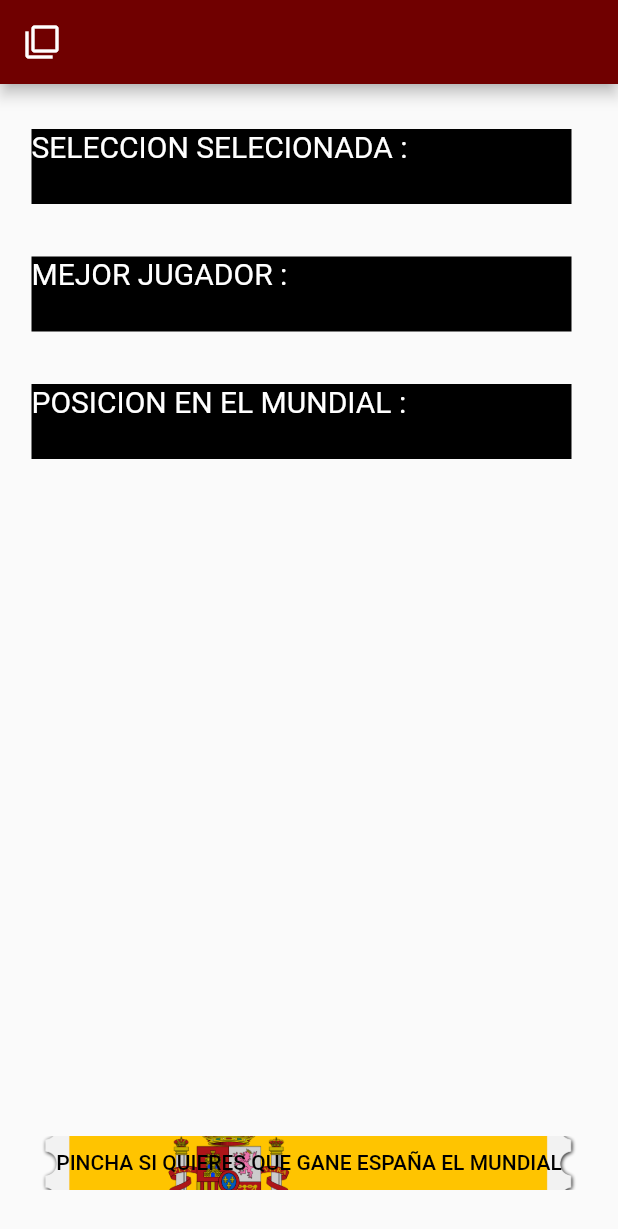
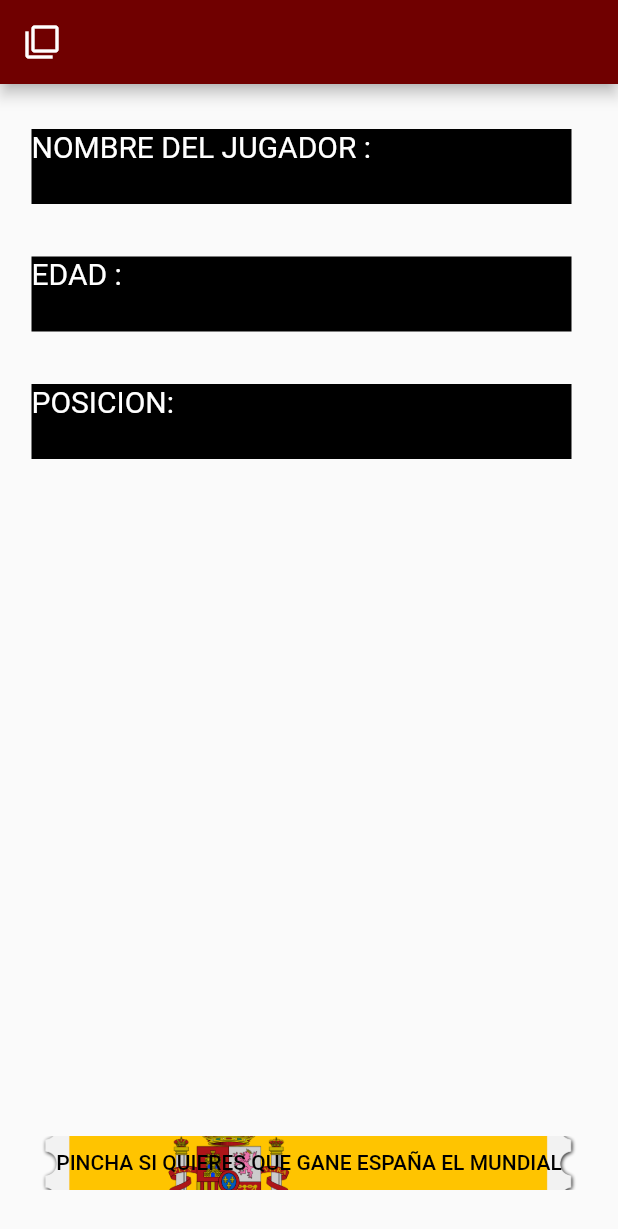
Before and after one commit to gaazpio/A-adirJugadores-Chat, a Flutter app: the InsideList screen opened by its route, on a phone screen of 412 x 824 dp. Shown: the top 1229 px of the screen. Run offline on Flutter 3.47's test engine with Material 2 defaults, Android fonts, the phone set to English and light mode, and no system bars; our stand-ins replace cloud_firestore, firebase_auth, firebase_core; accounts and stored records are empty.

Commit message:
quedan ultimos estilos y acabado

```diff
--- a/lib/src/custom_views/InsideList.dart
+++ b/lib/src/custom_views/InsideList.dart
@@ -46,7 +46,7 @@ class _InsideList extends State<InsideList> {
                 child: Container(
                   width: 360,
                   height: 50,
-                  child: Text("SELECCION SELECIONADA : \n"+ DataHolder().whatList.name!,style: TextStyle(color: Colors.white,fontSize: 20)),
+                  child: Text("NOMBRE DEL JUGADOR : \n"+ DataHolder().whatList.name!,style: TextStyle(color: Colors.white,fontSize: 20)),
                   color: Colors.black,
                 ),
               ),
@@ -56,7 +56,7 @@ class _InsideList extends State<InsideList> {
                 child: Container(
                   width: 360,
                   height: 50,
-                  child: Text("MEJOR JUGADOR :\n"+DataHolder().whatList.mvp!,style: TextStyle(color: Colors.white,fontSize: 20)),
+                  child: Text("EDAD :\n"+DataHolder().whatList.mvp!,style: TextStyle(color: Colors.white,fontSize: 20)),
 
                   color: Colors.black,
                 ),
@@ -67,7 +67,7 @@ class _InsideList extends State<InsideList> {
                 child: Container(
                   width: 360,
                   height: 50,
-                  child: Text("POSICION EN EL MUNDIAL :\n"+DataHolder().whatList.posicion!,style: TextStyle(color: Colors.white,fontSize: 20)),
+                  child: Text("POSICION:\n"+DataHolder().whatList.posicion!,style: TextStyle(color: Colors.white,fontSize: 20)),
                   color: Colors.black,
                 ),
               ),
--- a/lib/src/login_views/HomeView.dart
+++ b/lib/src/login_views/HomeView.dart
@@ -53,7 +53,7 @@ class _HomeState extends State<HomeView> {
     return Scaffold(
       appBar: AppBar(
         leading: Icon(Icons.map),
-        title: Text('Equipos del mundial'),
+        title: Text('Seleccion Española'),
         actions: [
           Icon(Icons.map),
           Padding(
@@ -95,7 +95,7 @@ class _HomeState extends State<HomeView> {
         onPressed: () {
           Navigator.of(context).popAndPushNamed("/onBoardingListas");
         },
-        label: const Text('Añadir nuevo equipo'),
+        label: const Text('Añadir nuevo jugador'),
         icon: const Icon(Icons.flag_circle),
         backgroundColor: Color.fromRGBO(112, 0, 0, 20),
       ),
```
